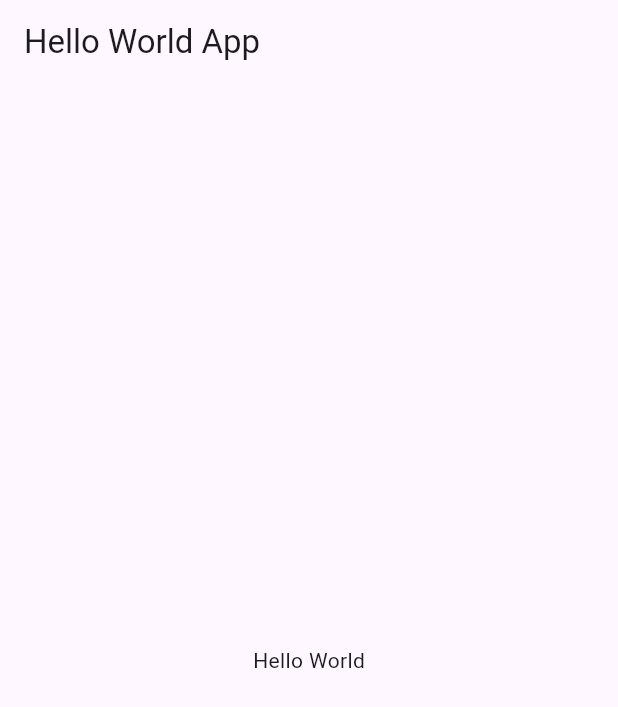
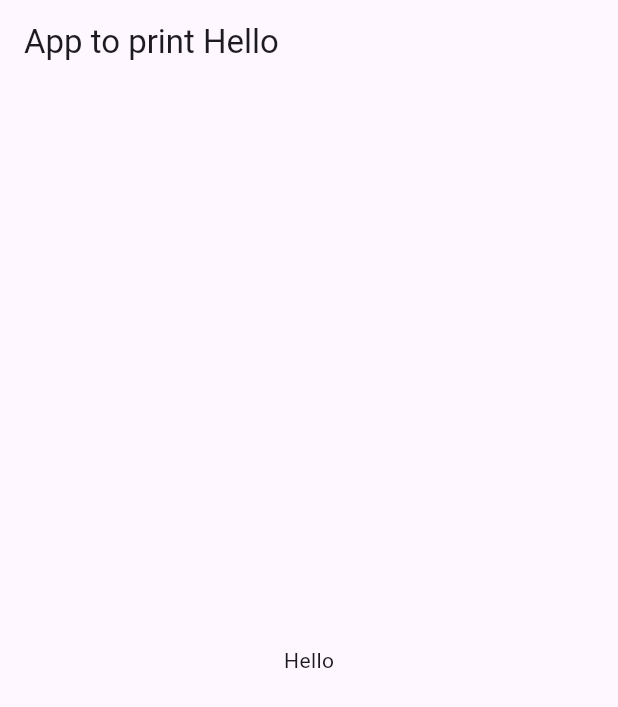
Before and after one commit to ishimwethierryhenry/mob_prog_assign_one, a Flutter app: the screen it shows after launch, on a phone screen of 412 x 824 dp. Shown: the top 707 px of the screen. Run offline on Flutter 3.47's test engine with Material 3 defaults, Android fonts, the phone set to English and light mode, and no system bars.

Commit message:
Update main.dart

```diff
--- a/hello_world_app/lib/main.dart
+++ b/hello_world_app/lib/main.dart
@@ -8,13 +8,13 @@ class MyApp extends StatelessWidget {
   @override
   Widget build(BuildContext context) {
     return MaterialApp(
-      title: 'Hello World App',
+      title: 'Hello App',
       home: Scaffold(
         appBar: AppBar(
-          title: Text('Hello World App'),
+          title: Text('App to print Hello'),
         ),
         body: Center(
-          child: Text('Hello World'),
+          child: Text('Hello'),
         ),
       ),
     );
```
